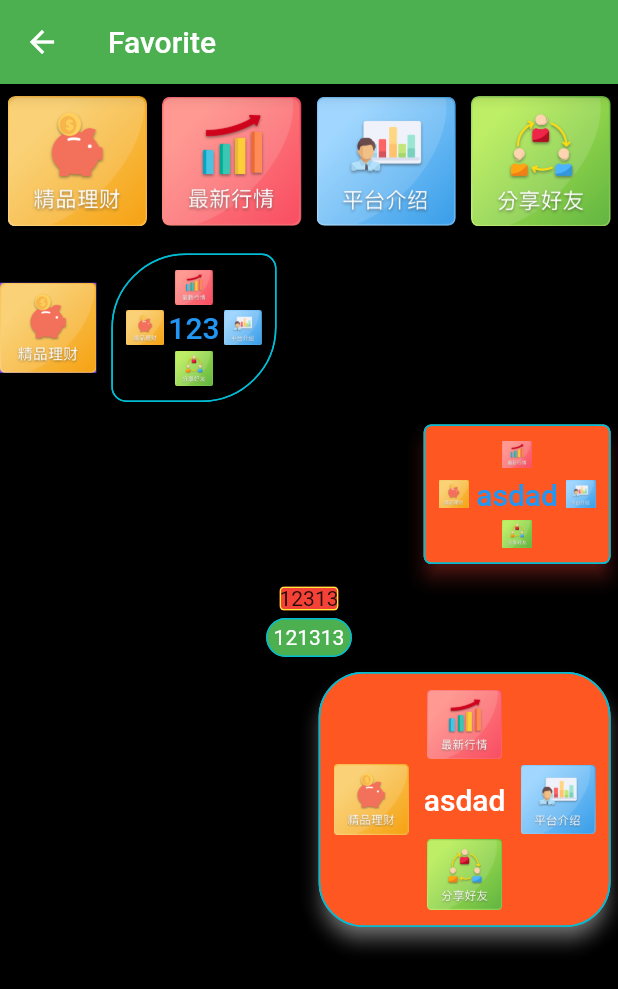
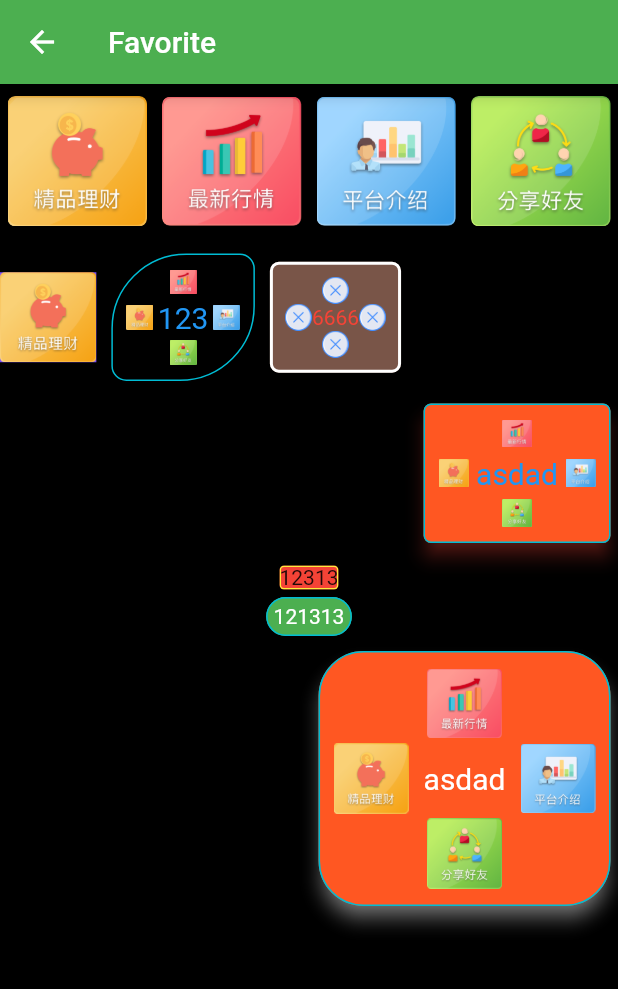
Before and after one commit to gta371667/duck_flutter, a Flutter app: the FavoriteFragment screen opened directly, on a phone screen of 412 x 824 dp. Shown: the top 989 px of the screen. Run offline on Flutter 3.47's test engine with Material 2 defaults, Android fonts, the phone set to English and light mode, and no system bars; our stand-ins replace dio.

Commit message:
fix MyAttrView

```diff
--- a/lib/TestActivity.dart
+++ b/lib/TestActivity.dart
@@ -1,9 +1,8 @@
-import 'package:xview/widget/MyMaterialView.dart';
+import 'package:duck_flutter/widget/BaseAppBar.dart';
 import 'package:duck_flutter/widget/base/BaseState.dart';
 import 'package:duck_flutter/widget/base/BaseStatefulWidget.dart';
-import 'package:duck_flutter/widget/BaseAppBar.dart';
 import 'package:flutter/material.dart';
-import 'package:xview/widget/ImageRippleView.dart';
+import 'package:xview/widget/MyMaterialView.dart';
 
 class TestActivity extends BaseStatefulWidget {
   @override
@@ -127,10 +126,6 @@ class TestActivityState extends BaseState<TestActivity> {
                     ),
                   ),
                 ),
-                ImageRippleView(
-                  image: new Image.asset("assets/images/ic_slider.png"),
-                  radius: 600,
-                ),
               ],
             ),
           ),
--- /dev/null
+++ b/lib/a_test/ExtendView.dart
@@ -0,0 +1,105 @@
+import 'package:flutter/material.dart';
+import 'package:xview/widget/MyMaterialView.dart';
+
+//.toDouble()
+class ExtendView extends MyMaterialView {
+  ExtendView({
+    imgFileLeft = "",
+    imgFileTop = "",
+    imgFileRight = "",
+    imgFileBottom = "",
+    imgWidth = 18,
+    imgHeight = 18,
+    imgTint,
+    text,
+    textSize = 14,
+    textColor,
+    iconMargin = 0,
+    iconMarginLeft = 0,
+    iconMarginTop = 0,
+    iconMarginRight = 0,
+    iconMarginBottom = 0,
+    backgroundColor = Colors.transparent,
+    onPressed,
+    padding = 0,
+    paddingLeft = 0,
+    paddingTop = 0,
+    paddingRight = 0,
+    paddingBottom = 0,
+    margin = 0,
+    marginLeft = 0,
+    marginTop = 0,
+    marginRight = 0,
+    marginBottom = 0,
+    radius = 0,
+    radiusTopLeft = 0,
+    radiusTopRight = 0,
+    radiusBottomLeft = 0,
+    radiusBottomRight = 0,
+    elevation = 0,
+    shadowColor,
+    splashColor,
+    highlightColor,
+  }) : super(
+          child: Column(
+            mainAxisSize: MainAxisSize.min,
+            children: <Widget>[
+              new Offstage(
+                offstage: imgFileTop.length == 0, //上icon
+                child: Image.asset(
+                  imgFileTop,
+                  width: imgWidth,
+                  height: imgHeight,
+                  color: imgTint,
+                ),
+              ),
+              new Row(
+                mainAxisSize: MainAxisSize.min,
+                mainAxisAlignment: MainAxisAlignment.center,
+                children: <Widget>[
+                  new Offstage(
+                    offstage: imgFileLeft.length == 0, //左icon
+                    child: Image.asset(
+                      imgFileLeft,
+                      width: imgWidth,
+                      height: imgHeight,
+                      color: imgTint,
+                    ),
+                  ),
+                  new Container(
+                    margin: iconMargin != 0
+                        ? EdgeInsets.all(iconMargin)
+                        : EdgeInsets.only(
+                            top: iconMarginTop,
+                            right: iconMarginRight,
+                            left: iconMarginLeft,
+                            bottom: iconMarginBottom),
+                    child: Text(
+                      text,
+                      style: TextStyle(color: textColor, fontSize: textSize),
+                    ),
+                  ),
+                  new Offstage(
+                    offstage: imgFileRight.length == 0, //右icon
+                    child: Image.asset(
+                      imgFileRight,
+                      width: imgWidth,
+                      height: imgHeight,
+                      color: imgTint,
+                    ),
+                  ),
+                ],
+              ),
+              new Offstage(
+                offstage: imgFileBottom.length == 0, //下icon
+                child: Image.asset(
+                  imgFileBottom,
+                  width: imgWidth,
+                  height: imgHeight,
+                  color: imgTint,
+                ),
+              ),
+            ],
+          ),
+        );
+}
--- a/lib/page/FavoriteFragment.dart
+++ b/lib/page/FavoriteFragment.dart
@@ -1,7 +1,7 @@
 import 'package:duck_flutter/adapter/IconAdapter.dart';
 import 'package:duck_flutter/model/IconModel.dart';
+import 'package:flutter/material.dart';
 import 'package:xview/widget/MyMaterialView.dart';
-import 'package:flutter/material.dart';
 import 'package:xview/xview.dart';
 
 class FavoriteFragment extends StatelessWidget {
@@ -71,6 +71,23 @@ class FavoriteFragment extends StatelessWidget {
                       },
                     ),
                   ),
+                  MyAttrView(
+                    textColor: Colors.red,
+                    backgroundColor: Colors.brown,
+                    text: "6666",
+                    imgFileLeft: "assets/images/ic_close_menu.png",
+                    imgFileTop: "assets/images/ic_close_menu.png",
+                    imgFileRight: "assets/images/ic_close_menu.png",
+                    imgFileBottom: "assets/images/ic_close_menu.png",
+                    radius: 6,
+                    padding: 10,
+                    borderColor: Colors.white,
+                    borderWidth: 2,
+                    onPressed: () {
+                      print("aaaaa");
+                    },
+                  ),
+//                  ExtendView(),
                 ],
               ),
               new Container(
--- a/xview/lib/widget/MyAttrView.dart
+++ b/xview/lib/widget/MyAttrView.dart
@@ -1,25 +1,7 @@
 import 'package:flutter/material.dart';
+import 'package:xview/widget/MyMaterialView.dart';
 
 class MyAttrView extends StatelessWidget {
-  final Color backgroundColor; //背景色
-  final VoidCallback onPressed; //點擊事件
-
-  final String text;
-  final double textSize;
-  final Color textColor;
-
-  final double margin; //父margin
-  final double marginLeft;
-  final double marginTop;
-  final double marginRight;
-  final double marginBottom;
-
-  final double padding; //內部padding
-  final double paddingLeft;
-  final double paddingTop;
-  final double paddingRight;
-  final double paddingBottom;
-
   final String imgFileLeft; //圖片名稱 ex:assets/image/ic_home.png
   final String imgFileTop;
   final String imgFileRight;
@@ -29,8 +11,30 @@ class MyAttrView extends StatelessWidget {
   final double imgHeight;
   final Color imgTint; //圖片繪製顏色
 
-  final double borderWidth;
-  final Color borderColor;
+  final String text;
+  final double textSize;
+  final Color textColor;
+
+  final double iconMargin; //icon與文字的距離
+  final double iconMarginLeft;
+  final double iconMarginTop;
+  final double iconMarginRight;
+  final double iconMarginBottom;
+
+  final Color backgroundColor; //背景色
+  final GestureTapCallback onPressed; //點擊事件
+
+  final double padding; //內部padding
+  final double paddingLeft;
+  final double paddingTop;
+  final double paddingRight;
+  final double paddingBottom;
+
+  final double margin; //父margin
+  final double marginLeft;
+  final double marginTop;
+  final double marginRight;
+  final double marginBottom;
 
   final double radius; //外框圓角
   final double radiusTopLeft;
@@ -38,49 +42,43 @@ class MyAttrView extends StatelessWidget {
   final double radiusBottomLeft;
   final double radiusBottomRight;
 
-  final double iconMargin; //icon與文字的距離
-  final double iconMarginLeft;
-  final double iconMarginTop;
-  final double iconMarginRight;
-  final double iconMarginBottom;
-
   final double elevation; //陰影大小
   final Color shadowColor; //陰影顏色
   final Color splashColor; //水波紋顏色
   final Color highlightColor; //點擊時顏色
-  final Brightness colorBrightness; //水波紋亮度
+
+  final double borderWidth;
+  final Color borderColor;
 
   const MyAttrView({
     Key key,
+    this.imgFileLeft = "",
+    this.imgFileTop = "",
+    this.imgFileRight = "",
+    this.imgFileBottom = "",
+    this.imgWidth = 18,
+    this.imgHeight = 18,
+    this.imgTint,
+    @required this.text,
+    this.textSize = 14,
+    this.textColor,
+    this.iconMargin = 0,
+    this.iconMarginLeft = 0,
+    this.iconMarginTop = 0,
+    this.iconMarginRight = 0,
+    this.iconMarginBottom = 0,
     this.backgroundColor = Colors.transparent,
     this.onPressed,
-    this.text,
-    this.textColor,
-    this.textSize = 14,
+    this.padding = 0,
+    this.paddingLeft = 0,
+    this.paddingTop = 0,
+    this.paddingRight = 0,
+    this.paddingBottom = 0,
     this.margin = 0,
     this.marginLeft = 0,
     this.marginTop = 0,
     this.marginRight = 0,
     this.marginBottom = 0,
-    this.padding = 0,
-    this.paddingLeft = 0,
-    this.paddingTop = 0,
-    this.paddingRight = 0,
-    this.paddingBottom = 0,
-    this.imgFileLeft = "",
-    this.imgFileTop = "",
-    this.imgFileRight = "",
-    this.imgFileBottom = "",
-    this.imgWidth = 25,
-    this.imgHeight = 25,
-    this.imgTint,
-    this.iconMargin = 0,
-    this.iconMarginLeft = 0,
-    this.iconMarginTop = 0,
-    this.iconMarginRight = 0,
-    this.iconMarginBottom = 0,
-    this.borderWidth = 0,
-    this.borderColor = Colors.transparent,
     this.radius = 0,
     this.radiusTopLeft = 0,
     this.radiusTopRight = 0,
@@ -88,30 +86,37 @@ class MyAttrView extends StatelessWidget {
     this.radiusBottomRight = 0,
     this.elevation = 0,
     this.shadowColor = Colors.black,
-    this.splashColor,
-    this.highlightColor,
-    this.colorBrightness = Brightness.light,
-  })  : assert(text != null),
-        super(key: key);
+    this.splashColor = Colors.black12,
+    this.highlightColor = Colors.black12,
+    this.borderWidth = 0,
+    this.borderColor = Colors.transparent,
+  }) : super(key: key);
 
   @override
   Widget build(BuildContext context) {
-    return new Container(
-      margin: _setParentMargin(), //全局margin
-      child: new Material(
-          color: backgroundColor,
-          shape: _setShape(),
+    return MyMaterialView(
+      backgroundColor: backgroundColor,
+      onPressed: onPressed,
+      padding: padding,
+      paddingLeft: paddingLeft,
+      paddingRight: paddingRight,
+      paddingBottom: paddingBottom,
+      margin: margin,
+      marginLeft: marginLeft,
+      marginRight: marginRight,
+      marginBottom: marginBottom,
+      marginTop: marginTop,
+      radius: radius,
+      radiusTopLeft: radiusTopLeft,
+      radiusTopRight: radiusTopRight,
+      radiusBottomLeft: radiusBottomLeft,
+      radiusBottomRight: radiusBottomRight,
       elevation: elevation,
       shadowColor: shadowColor,
-          child: FlatButton(
-            colorBrightness: colorBrightness,
       splashColor: splashColor,
       highlightColor: highlightColor,
-            shape: _setShape(),
-            //點擊事件
-            onPressed: onPressed,
-            //內部padding
-            padding: _setChildPadding(),
+      borderColor: borderColor,
+      borderWidth: borderWidth,
       child: Column(
         mainAxisSize: MainAxisSize.min,
         children: <Widget>[
@@ -166,44 +171,7 @@ class MyAttrView extends StatelessWidget {
           ),
         ],
       ),
-          )),
     );
-  }
-
-  _setShape() {
-    return new RoundedRectangleBorder(
-        side: BorderSide(width: borderWidth, color: borderColor),
-        borderRadius: _setBorderRadius());
-  }
-
-  _setBorderRadius() {
-    return radius != 0
-        ? BorderRadius.circular(radius)
-        : BorderRadius.only(
-            topLeft: Radius.circular(radiusTopLeft),
-            topRight: Radius.circular(radiusTopRight),
-            bottomLeft: Radius.circular(radiusBottomLeft),
-            bottomRight: Radius.circular(radiusBottomRight));
-  }
-
-  _setParentMargin() {
-    return margin != 0
-        ? EdgeInsets.all(margin)
-        : EdgeInsets.only(
-            top: marginTop,
-            right: marginRight,
-            left: marginLeft,
-            bottom: marginBottom);
-  }
-
-  _setChildPadding() {
-    return padding != 0
-        ? EdgeInsets.all(padding)
-        : EdgeInsets.only(
-            top: paddingTop,
-            right: paddingRight,
-            left: paddingLeft,
-            bottom: paddingBottom);
   }
 
   _setIconMargin() {
--- a/xview/lib/widget/MyMaterialView.dart
+++ b/xview/lib/widget/MyMaterialView.dart
@@ -47,7 +47,7 @@ class MyMaterialView extends StatelessWidget {
     this.paddingRight = 0,
     this.paddingBottom = 0,
     this.borderWidth = 0,
-    this.borderColor = Colors.black,
+    this.borderColor = Colors.transparent,
     this.radius = 0,
     this.radiusTopLeft = 0,
     this.radiusTopRight = 0,
@@ -55,8 +55,8 @@ class MyMaterialView extends StatelessWidget {
     this.radiusBottomRight = 0,
     this.elevation = 0,
     this.shadowColor = Colors.black,
-    this.splashColor,
-    this.highlightColor,
+    this.splashColor = Colors.black12,
+    this.highlightColor = Colors.black12,
     this.child,
   })  : assert(child != null),
         super(key: key);
@@ -71,8 +71,8 @@ class MyMaterialView extends StatelessWidget {
           elevation: elevation,
           shadowColor: shadowColor,
           child: InkWell(
+            splashColor: splashColor,
             highlightColor: highlightColor,
-            splashColor: splashColor,
             onTap: onPressed,
             customBorder: _setShape(),
             child: Container(
```
Lines whose indentation alone changed are shown as unchanged.
